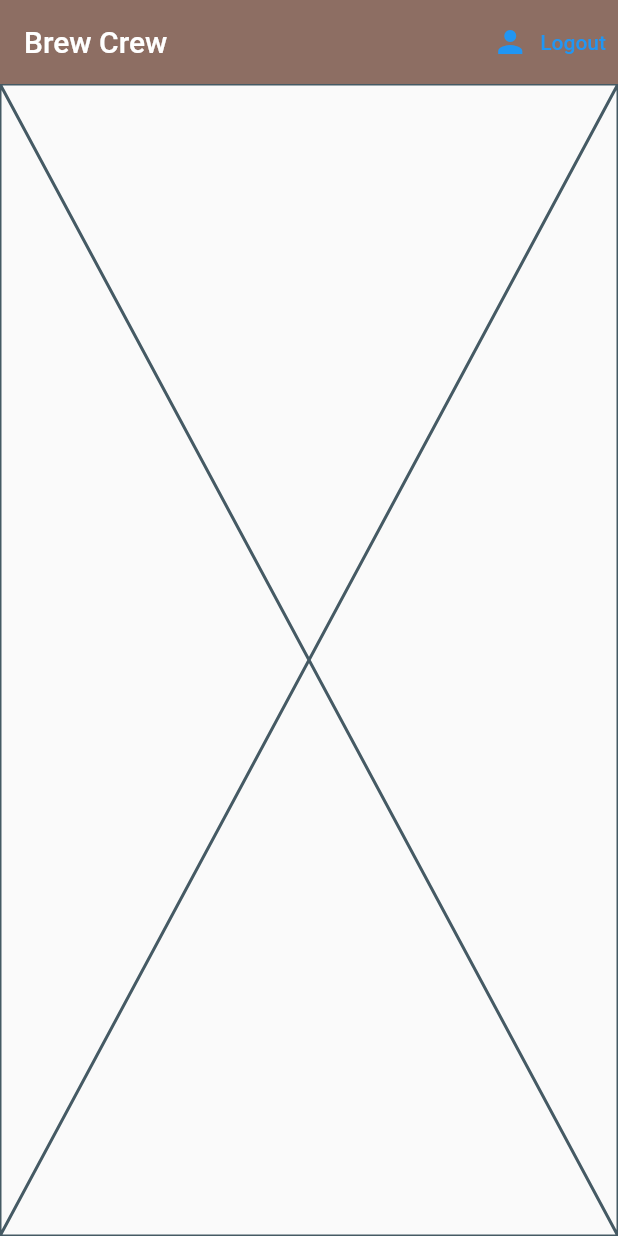
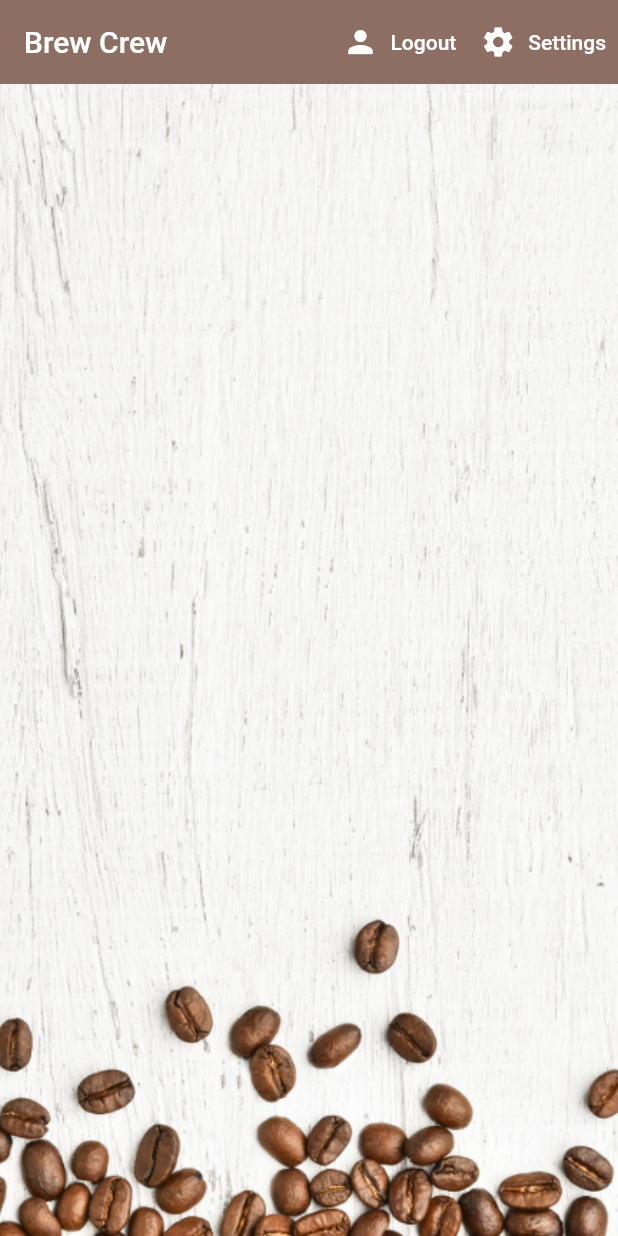
Before and after one commit to DonAlahakoon/flutter_firebase_app, a Flutter app: the screen it shows once a user with an empty profile is signed in, after a tap on "Logout", on a phone screen of 412 x 824 dp. Run offline on Flutter 3.47's test engine with Material 2 defaults, Android fonts, the phone set to English and light mode, and no system bars; our stand-ins replace cloud_firestore, firebase_auth, firebase_core, flutter_spinkit; accounts and stored records are empty.

Commit message:
Adding final touches

```diff
--- a/lib/main.dart
+++ b/lib/main.dart
@@ -18,6 +18,7 @@ class MyApp extends StatelessWidget {
   // This widget is the root of your application.
   @override
   Widget build(BuildContext context) {
+    //this is a stream provider that listen to the auth changes and return either home or authenticate widget
     return StreamProvider<AppUser?>.value(
       value: AuthService().user,
       initialData: null,
--- a/lib/models/user.dart
+++ b/lib/models/user.dart
@@ -4,3 +4,13 @@ class AppUser{
 
   AppUser({required this.uid});
 }
+
+class UserData {
+
+  final String uid;
+  final String name;
+  final String sugars;
+  final int strength;
+
+  UserData({required this.uid,required this.name,required this.sugars,required this.strength});
+}
--- a/lib/screens/home/brew_list.dart
+++ b/lib/screens/home/brew_list.dart
@@ -2,6 +2,7 @@ import 'package:brew_crew3/models/brew.dart';
 import 'package:cloud_firestore/cloud_firestore.dart';
 import 'package:flutter/material.dart';
 import 'package:provider/provider.dart';
+import 'brew_tile.dart';
 
 class BrewList extends StatefulWidget {
   const BrewList({super.key});
@@ -16,14 +17,12 @@ class _BrewListState extends State<BrewList> {
   @override
   Widget build(BuildContext context) {
 
-    final brews = Provider.of<Brew?>(context);
+    final brews = Provider.of<List<Brew>?>(context)?? [];// in here we are getting the brews from the stream provider in home.dart
 
-    brews?.forEach((brew) {
-      print(brew.name);
-      print(brew.sugars);
-      print(brew.strength);
-    });
-
-    return const Placeholder();
+    return ListView.builder(
+      itemCount: brews.length,
+      itemBuilder:(context, index){
+        return BrewTile(brew: brews[index]);
+      } );
   }
 }
--- a/lib/screens/home/home.dart
+++ b/lib/screens/home/home.dart
@@ -1,6 +1,7 @@
+import 'package:brew_crew3/models/brew.dart';
+import 'package:brew_crew3/screens/home/settings_form.dart';
 import 'package:brew_crew3/services/auth.dart';
 import 'package:brew_crew3/services/database.dart';
-import 'package:cloud_firestore/cloud_firestore.dart';
 import 'package:flutter/material.dart';
 import 'package:provider/provider.dart';
 
@@ -13,25 +14,54 @@ class Home extends StatelessWidget {
 
   @override
   Widget build(BuildContext context) {
-    return StreamProvider<List?>.value(//in here we are listening to the stream of data from the database
+
+    void _showSettingsPanel(){
+      showModalBottomSheet(context: context, builder: (context){
+        return Container(
+          padding: const EdgeInsets.symmetric(vertical: 20.0, horizontal:60.0),
+          child: SettingsForm(),
+          color: Colors.brown[100],
+        );
+      });
+    }
+    return StreamProvider<List<Brew>?>.value(//in here we are listening to the stream of data from the database
       value: DatabaseService().brews,
-      initialData: null,
+      initialData: [],
       child: Scaffold(
         appBar: AppBar(
           title: Text("Brew Crew"),
           backgroundColor: Colors.brown[400],
           elevation: 0.0,//remove shadow
-          actions: [
+          actions:<Widget> [
             TextButton.icon(
               icon: Icon(Icons.person),
               onPressed: () async{
-                dynamic result  = await _auth.signOut();
+                await _auth.signOut();
               },
+              style: TextButton.styleFrom(
+                foregroundColor: Colors.white,
+              ),
               label: Text("Logout"),
             ),
+            TextButton.icon(
+              icon: Icon(Icons.settings),
+              label: Text("Settings"),
+              onPressed:() => _showSettingsPanel(),
+              style: TextButton.styleFrom(
+                foregroundColor: Colors.white,
+              ),
+            )
           ],
         ),
-        body: BrewList(),
+        body: Container(
+          child: BrewList(),
+          decoration: const BoxDecoration(
+            image: DecorationImage(
+              image: AssetImage("assets/coffee_bg.png"),
+              fit: BoxFit.cover,
+            )
+          ),
+      ),
       ),
     );
 
--- a/lib/services/auth.dart
+++ b/lib/services/auth.dart
@@ -10,7 +10,7 @@ class AuthService{
 
   //create a user object based on UserCredentials
   AppUser? _userFromFirebaseUser(User? user){
-    return user !=null? AppUser(uid: user.uid) : null ;
+    return user !=null? AppUser(uid: user.uid) : null;
   }
 
   //auth change user stream
@@ -43,7 +43,7 @@ class AuthService{
       //create a new document for the user with the uid
       await DatabaseService(uid: user!.uid).updateUserData('0','new crew member', 100);
 
-      return _userFromFirebaseUser(user!);
+      return _userFromFirebaseUser(user);
     }
     catch(e){
       print(e.toString());
--- a/lib/services/database.dart
+++ b/lib/services/database.dart
@@ -1,4 +1,5 @@
 import 'package:brew_crew3/models/brew.dart';
+import 'package:brew_crew3/models/user.dart';
 import 'package:cloud_firestore/cloud_firestore.dart';
 
 class DatabaseService {
@@ -14,12 +15,13 @@ class DatabaseService {
      return await brewCollection.doc(uid).set({
        'sugars': sugars,
        'name': name,
-       'Strength': strength,
+       'strength': strength,
      });
   }
 
   //brew list from snapshot
   List<Brew> _brewListFromSnapshot(QuerySnapshot snapshot){
+    try{
       return snapshot.docs.map((doc){
         return Brew(
           name: doc.get('name') ?? '',
@@ -27,11 +29,31 @@ class DatabaseService {
           sugars: doc.get('sugars') ?? '0',
         );
       }).toList();
+    }catch(e){
+      print(e.toString());
+      return [];
+    }
+  }
+
+  // userData from snapshot
+  UserData _userDataFromSnapshot(DocumentSnapshot snapshot){
+    return UserData(
+      uid: uid!,
+      name: snapshot.get('name'),
+      sugars: snapshot.get('sugars'),
+      strength: snapshot.get('strength'),
+    );
   }
 
   //get brews stream
-  Stream<List> get brews {
+  Stream<List<Brew>> get brews {
     return brewCollection.snapshots()
     .map(_brewListFromSnapshot);
   }
+
+  //get user doc stream
+  Stream<UserData> get userData{
+    return brewCollection.doc(uid).snapshots()
+    .map(_userDataFromSnapshot);
   }
+}
--- a/pubspec.yaml
+++ b/pubspec.yaml
@@ -64,9 +64,8 @@ flutter:
   uses-material-design: true
 
   # To add assets to your application, add an assets section, like this:
-  # assets:
-  #   - images/a_dot_burr.jpeg
-  #   - images/a_dot_ham.jpeg
+  assets:
+    - assets/
 
   # An image asset can refer to one or more resolution-specific "variants", see
   # https://flutter.dev/assets-and-images/#resolution-aware
```
Also changed, not shown: lib/screens/home/brew_tile.dart (added, +28 -0 lines), lib/screens/home/settings_form.dart (added, +103 -0 lines), assets/coffee_bg.png (added), assets/coffee_icon.png (added). Lines whose indentation alone changed are shown as unchanged.
